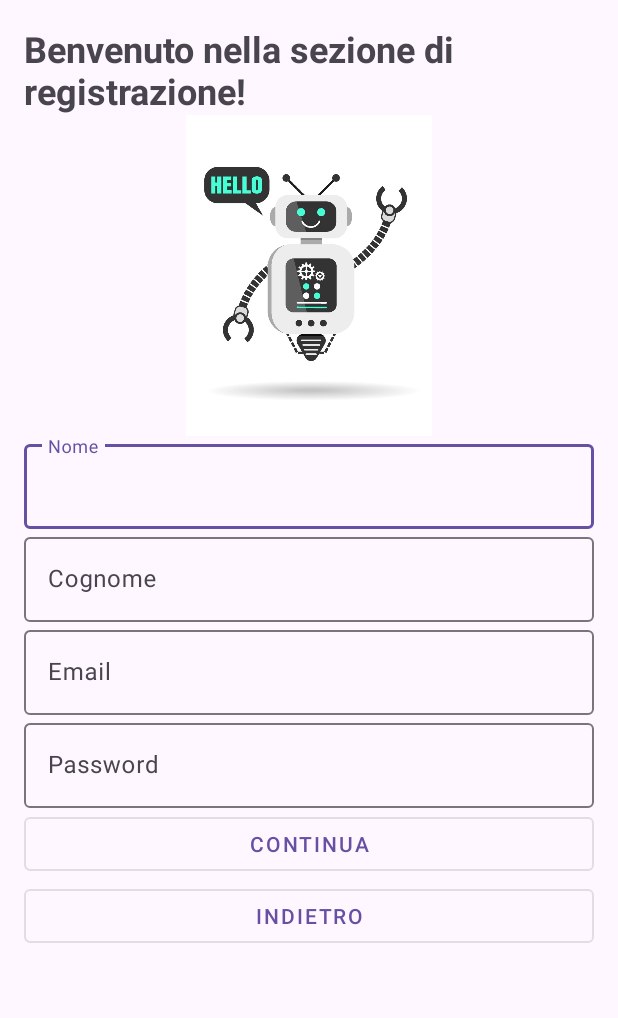
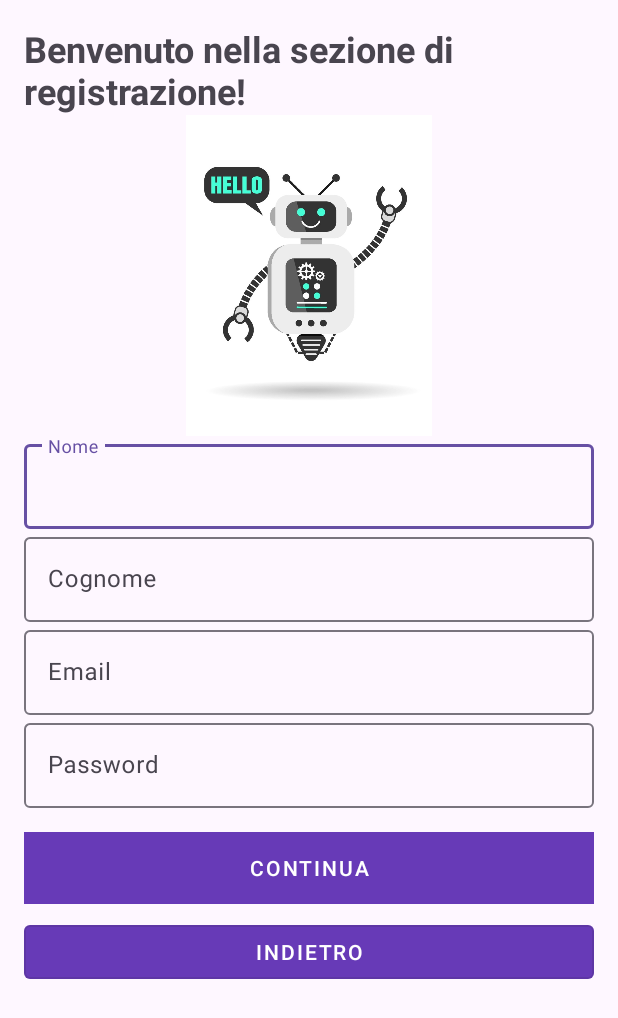
Before and after one commit to biagioSc/Progetto-Operating_systems_for_mobile_cloud_and_IoT, an Android app: the SignUpActivity screen opened directly, with no data from a screen before it, on a phone screen of 412 x 824 dp. Shown: the top 1018 px of the screen. Run offline under Robolectric (Android 15) with nearby library versions, the phone set to English and light mode, and no system bars; 4 statements that could not run were skipped.

Commit message:
Modifiche grafiche

```diff
--- a/app/src/main/res/layout/activity_signup.xml
+++ b/app/src/main/res/layout/activity_signup.xml
@@ -4,6 +4,7 @@
     xmlns:tools="http://schemas.android.com/tools"
     android:layout_width="match_parent"
     android:layout_height="match_parent"
+    android:backgroundTint="#673AB7"
     android:padding="16dp">
 
     <TextView
@@ -13,29 +14,29 @@
         android:text="Benvenuto nella sezione di registrazione!"
         android:textSize="24sp"
         android:textStyle="bold"
-        app:layout_constraintTop_toTopOf="parent"
+        app:layout_constraintEnd_toEndOf="parent"
         app:layout_constraintStart_toStartOf="parent"
-        app:layout_constraintEnd_toEndOf="parent" />
+        app:layout_constraintTop_toTopOf="parent" />
 
     <ImageView
         android:id="@+id/imageView2"
         android:layout_width="0dp"
         android:layout_height="0dp"
-        app:srcCompat="@drawable/robot2"
+        app:layout_constraintDimensionRatio="16:9"
+        app:layout_constraintEnd_toEndOf="parent"
+        app:layout_constraintHeight_percent="0.3"
+        app:layout_constraintStart_toStartOf="parent"
         app:layout_constraintTop_toBottomOf="@id/textViewSignUp"
-        app:layout_constraintStart_toStartOf="parent"
-        app:layout_constraintEnd_toEndOf="parent"
         app:layout_constraintWidth_percent="0.6"
-        app:layout_constraintHeight_percent="0.3"
-        app:layout_constraintDimensionRatio="16:9" />
+        app:srcCompat="@drawable/robot2" />
 
     <com.google.android.material.textfield.TextInputLayout
         android:id="@+id/editTextNomeLayout"
         android:layout_width="0dp"
         android:layout_height="wrap_content"
-        app:layout_constraintTop_toBottomOf="@id/imageView2"
+        app:layout_constraintEnd_toEndOf="parent"
         app:layout_constraintStart_toStartOf="parent"
-        app:layout_constraintEnd_toEndOf="parent">
+        app:layout_constraintTop_toBottomOf="@id/imageView2">
 
         <com.google.android.material.textfield.TextInputEditText
             android:id="@+id/editTextNome"
@@ -50,9 +51,9 @@
         android:id="@+id/editTextCognomeLayout"
         android:layout_width="0dp"
         android:layout_height="wrap_content"
-        app:layout_constraintTop_toBottomOf="@id/editTextNomeLayout"
+        app:layout_constraintEnd_toEndOf="parent"
         app:layout_constraintStart_toStartOf="parent"
-        app:layout_constraintEnd_toEndOf="parent">
+        app:layout_constraintTop_toBottomOf="@id/editTextNomeLayout">
 
         <com.google.android.material.textfield.TextInputEditText
             android:id="@+id/editTextCognome"
@@ -67,9 +68,9 @@
         android:id="@+id/editTextEmailLayout"
         android:layout_width="0dp"
         android:layout_height="wrap_content"
-        app:layout_constraintTop_toBottomOf="@id/editTextCognomeLayout"
+        app:layout_constraintEnd_toEndOf="parent"
         app:layout_constraintStart_toStartOf="parent"
-        app:layout_constraintEnd_toEndOf="parent">
+        app:layout_constraintTop_toBottomOf="@id/editTextCognomeLayout">
 
         <com.google.android.material.textfield.TextInputEditText
             android:id="@+id/editTextEmail"
@@ -84,9 +85,9 @@
         android:id="@+id/editTextPasswordLayout"
         android:layout_width="0dp"
         android:layout_height="wrap_content"
-        app:layout_constraintTop_toBottomOf="@id/editTextEmailLayout"
+        app:layout_constraintEnd_toEndOf="parent"
         app:layout_constraintStart_toStartOf="parent"
-        app:layout_constraintEnd_toEndOf="parent">
+        app:layout_constraintTop_toBottomOf="@id/editTextEmailLayout">
 
         <com.google.android.material.textfield.TextInputEditText
             android:id="@+id/editTextPassword"
@@ -102,21 +103,29 @@
         style="@style/Widget.MaterialComponents.Button.OutlinedButton"
         android:layout_width="0dp"
         android:layout_height="wrap_content"
+        android:layout_marginTop="16dp"
+        android:background="@color/white"
         android:onClick="onNextClick"
         android:text="Continua"
-        app:layout_constraintTop_toBottomOf="@+id/editTextPasswordLayout"
+        android:textColor="@color/white"
+        app:backgroundTint="#673AB7"
+        app:layout_constraintEnd_toEndOf="parent"
+        app:layout_constraintHorizontal_bias="0.937"
         app:layout_constraintStart_toStartOf="parent"
-        app:layout_constraintEnd_toEndOf="parent" />
+        app:layout_constraintTop_toBottomOf="@+id/editTextPasswordLayout" />
 
     <com.google.android.material.button.MaterialButton
         android:id="@+id/buttonGoToMain"
         style="@style/Widget.MaterialComponents.Button.OutlinedButton"
         android:layout_width="0dp"
         android:layout_height="wrap_content"
+        android:layout_marginTop="8dp"
         android:onClick="onBackClick"
         android:text="Indietro"
-        app:layout_constraintTop_toBottomOf="@+id/buttonGoToInterview"
+        android:textColor="@color/white"
+        app:backgroundTint="#673AB7"
+        app:layout_constraintEnd_toEndOf="parent"
         app:layout_constraintStart_toStartOf="parent"
-        app:layout_constraintEnd_toEndOf="parent" />
+        app:layout_constraintTop_toBottomOf="@+id/buttonGoToInterview" />
 
 </androidx.constraintlayout.widget.ConstraintLayout>
```
